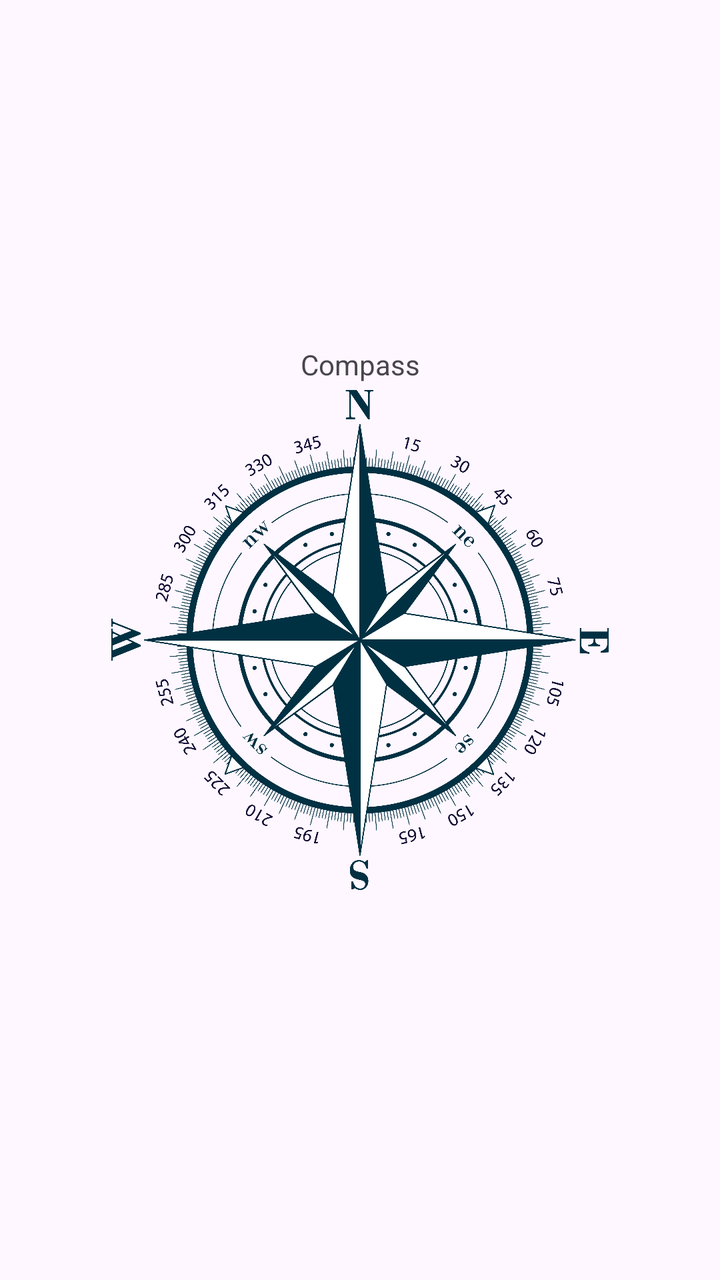
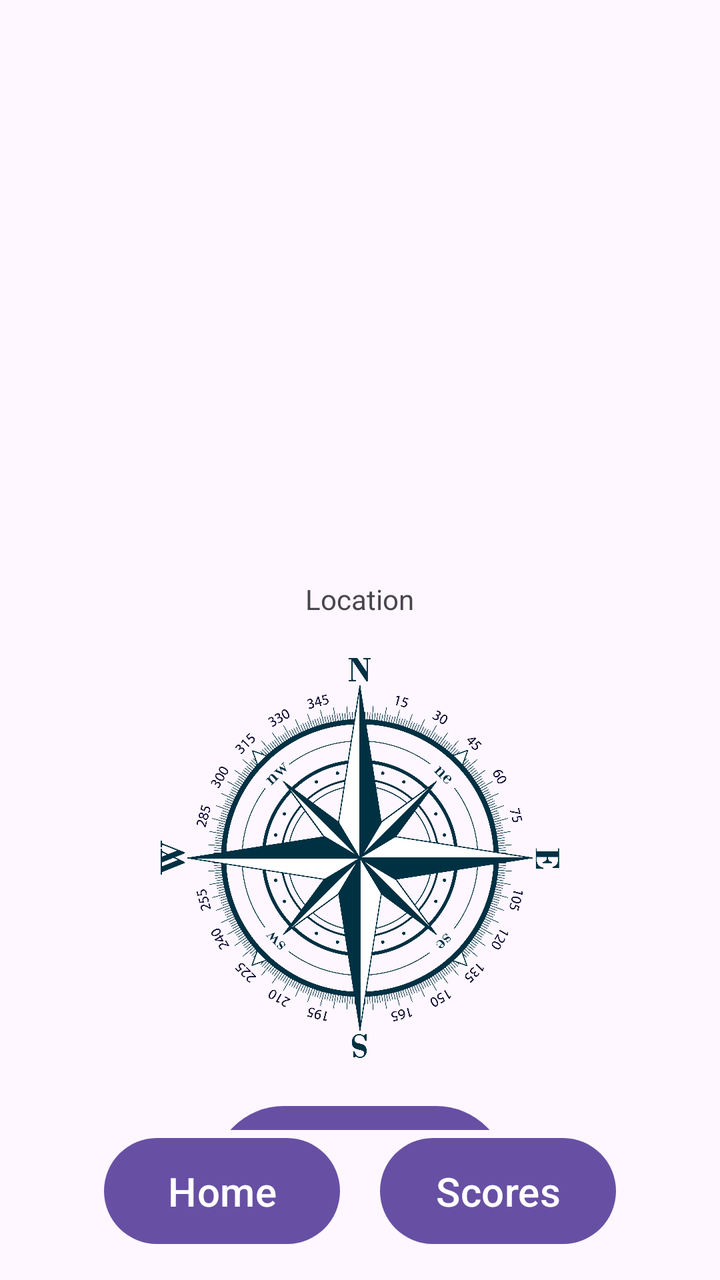

The first picture is an Android layout as it rendered before a commit; the second is the same layout after the commit. The layout source and the unified diff follow.
<!-- AndroidManifest.xml: application theme Theme.DirectionGuesser -->
<!-- res/layout/activity_game.xml -->
<?xml version="1.0" encoding="utf-8"?>
<androidx.constraintlayout.widget.ConstraintLayout xmlns:android="http://schemas.android.com/apk/res/android"
    xmlns:app="http://schemas.android.com/apk/res-auto"
    xmlns:tools="http://schemas.android.com/tools"
    android:id="@+id/game"
    android:layout_width="match_parent"
    android:layout_height="match_parent"
    tools:context=".GameActivity">

    <TextView
        android:id="@+id/textView"
        android:layout_width="wrap_content"
        android:layout_height="wrap_content"
        android:text="Compass"
        app:layout_constraintBottom_toBottomOf="parent"
        app:layout_constraintEnd_toEndOf="parent"
        app:layout_constraintStart_toStartOf="parent"
        app:layout_constraintTop_toTopOf="parent"
        app:layout_constraintVertical_bias="0.278" />

    <ImageView
        android:id="@+id/compass"
        android:layout_width="250sp"
        android:layout_height="250sp"
        android:src="@drawable/compass"
        app:layout_constraintBottom_toBottomOf="parent"
        app:layout_constraintEnd_toEndOf="parent"
        app:layout_constraintHorizontal_bias="0.5"
        app:layout_constraintStart_toStartOf="parent"
        app:layout_constraintTop_toTopOf="parent"
        app:layout_constraintVertical_bias="0.5" />

    <Button
        android:id="@+id/home"
        android:layout_width="118dp"
        android:layout_height="61dp"
        android:layout_below="@id/compass"
        android:layout_centerHorizontal="true"
        android:layout_marginTop="652dp"
        android:padding="10dp"
        android:text="Home"
        android:textSize="20sp"
        app:layout_constraintEnd_toEndOf="parent"
        app:layout_constraintHorizontal_bias="0.085"
        app:layout_constraintStart_toStartOf="parent"
        app:layout_constraintTop_toTopOf="parent" />

    <Button
        android:id="@+id/scores"
        android:layout_width="118dp"
        android:layout_height="61dp"
        android:layout_below="@id/compass"
        android:layout_centerHorizontal="true"
        android:layout_marginTop="652dp"
        android:padding="10dp"
        android:text="Scores"
        android:textSize="20sp"
        app:layout_constraintEnd_toEndOf="parent"
        app:layout_constraintHorizontal_bias="0.89"
        app:layout_constraintStart_toStartOf="parent"
        app:layout_constraintTop_toTopOf="parent" />

</androidx.constraintlayout.widget.ConstraintLayout>
<!-- resources referenced by this layout -->
<resources>
  <!-- drawable compass: png bitmap (drawable, 565464 bytes) -->
  <style name="Theme.DirectionGuesser" parent="Base.Theme.DirectionGuesser" />
  <style name="Base.Theme.DirectionGuesser" parent="Theme.Material3.DayNight.NoActionBar">
          
          
      </style>
</resources>

<!-- the commit's change to res/layout/activity_game.xml (unified diff, before → after) -->
@@ -1,63 +1,90 @@
 <?xml version="1.0" encoding="utf-8"?>
-<androidx.constraintlayout.widget.ConstraintLayout xmlns:android="http://schemas.android.com/apk/res/android"
-    xmlns:app="http://schemas.android.com/apk/res-auto"
-    xmlns:tools="http://schemas.android.com/tools"
+<LinearLayout xmlns:android="http://schemas.android.com/apk/res/android"
     android:id="@+id/game"
     android:layout_width="match_parent"
     android:layout_height="match_parent"
-    tools:context=".GameActivity">
+    android:orientation="vertical"
+    android:gravity="center_horizontal">
 
-    <TextView
-        android:id="@+id/textView"
-        android:layout_width="wrap_content"
+    <LinearLayout
+        android:layout_width="match_parent"
+        android:layout_height="0dp"
+        android:orientation="vertical"
+        android:gravity="center_horizontal"
+        android:layout_weight="1">
+
+        <ImageView
+            android:id="@+id/locationPicture"
+            android:layout_width="250sp"
+            android:layout_height="250sp"
+            android:layout_marginTop="20dp" />
+
+        <TextView
+            android:id="@+id/textView"
+            android:layout_width="wrap_content"
+            android:layout_height="wrap_content"
+            android:text="Location"
+            android:layout_marginTop="20dp" />
+
+        <ImageView
+            android:id="@+id/compass"
+            android:layout_width="200sp"
+            android:layout_height="200sp"
+            android:src="@drawable/compass"
+            android:layout_marginTop="20dp" />
+
+        <Button
+            android:id="@+id/guess"
+            android:layout_width="148dp"
+            android:layout_height="80dp"
+            android:layout_marginTop="20dp"
+            android:padding="10dp"
+            android:text="Guess Direction"
+            android:textSize="20sp" />
+
+    </LinearLayout>
+
+    <LinearLayout
+        android:layout_width="match_parent"
         android:layout_height="wrap_content"
-        android:text="Compass"
-        app:layout_constraintBottom_toBottomOf="parent"
-        app:layout_constraintEnd_toEndOf="parent"
-        app:layout_constraintStart_toStartOf="parent"
-        app:layout_constraintTop_toTopOf="parent"
-        app:layout_constraintVertical_bias="0.278" />
+        android:orientation="vertical"
+        android:gravity="center_horizontal"
+        android:paddingBottom="8dp">
 
-    <ImageView
-        android:id="@+id/compass"
-        android:layout_width="250sp"
-        android:layout_height="250sp"
-        android:src="@drawable/compass"
-        app:layout_constraintBottom_toBottomOf="parent"
-        app:layout_constraintEnd_toEndOf="parent"
-        app:layout_constraintHorizontal_bias="0.5"
-        app:layout_constraintStart_toStartOf="parent"
-        app:layout_constraintTop_toTopOf="parent"
-        app:layout_constraintVertical_bias="0.5" />
+        <LinearLayout
+            android:layout_width="wrap_content"
+            android:layout_height="wrap_content"
+            android:orientation="horizontal"
+            android:gravity="center"
+            android:layout_marginBottom="6dp">
 
-    <Button
-        android:id="@+id/home"
-        android:layout_width="118dp"
-        android:layout_height="61dp"
-        android:layout_below="@id/compass"
-        android:layout_centerHorizontal="true"
-        android:layout_marginTop="652dp"
-        android:padding="10dp"
-        android:text="Home"
-        android:textSize="20sp"
-        app:layout_constraintEnd_toEndOf="parent"
-        app:layout_constraintHorizontal_bias="0.085"
-        app:layout_constraintStart_toStartOf="parent"
-        app:layout_constraintTop_toTopOf="parent" />
+            <Button
+                android:id="@+id/home"
+                android:layout_width="118dp"
+                android:layout_height="61dp"
+                android:text="Home"
+                android:textSize="20sp"
+                android:padding="10dp" />
 
-    <Button
-        android:id="@+id/scores"
-        android:layout_width="118dp"
-        android:layout_height="61dp"
-        android:layout_below="@id/compass"
-        android:layout_centerHorizontal="true"
-        android:layout_marginTop="652dp"
-        android:padding="10dp"
-        android:text="Scores"
-        android:textSize="20sp"
-        app:layout_constraintEnd_toEndOf="parent"
-        app:layout_constraintHorizontal_bias="0.89"
-        app:layout_constraintStart_toStartOf="parent"
-        app:layout_constraintTop_toTopOf="parent" />
+            <Button
+                android:id="@+id/scores"
+                android:layout_width="118dp"
+                android:layout_height="61dp"
+                android:text="Scores"
+                android:textSize="20sp"
+                android:padding="10dp"
+                android:layout_marginStart="20dp" />
 
-</androidx.constraintlayout.widget.ConstraintLayout>
+        </LinearLayout>
+
+        <LinearLayout
+            android:id="@+id/ad_view"
+            android:layout_width="match_parent"
+            android:layout_height="wrap_content"
+            android:orientation="horizontal"
+            android:gravity="center"
+            android:background="#F444" />
+
+    </LinearLayout>
+
+</LinearLayout>
